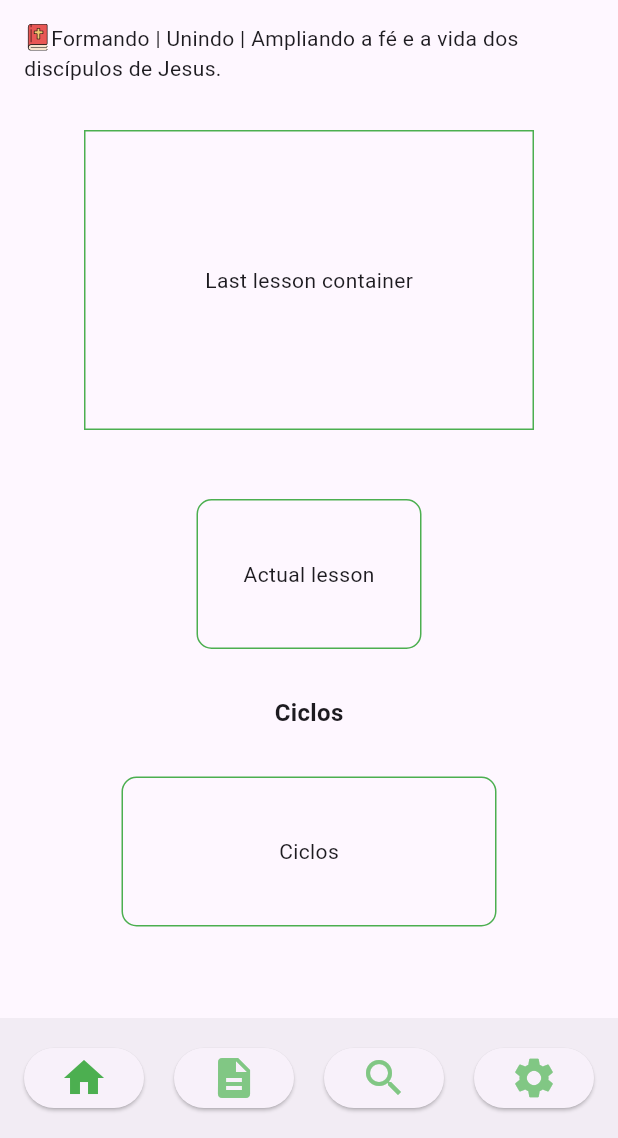
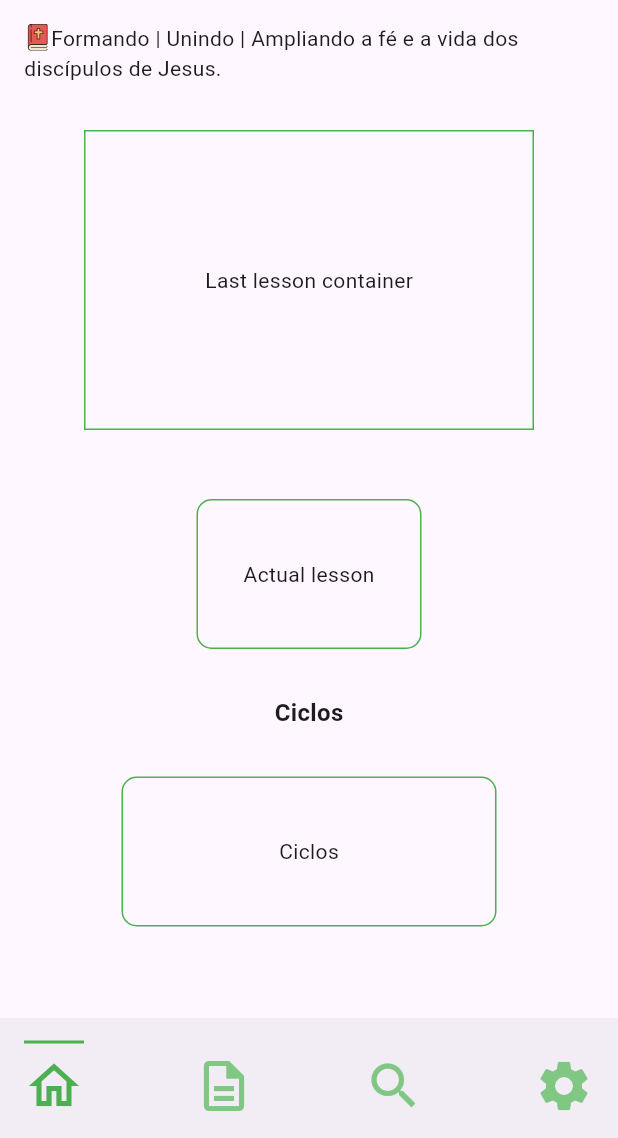
Before and after one commit to JoaoEmanuell/fundamentos-plus-mobile, a Flutter app: the screen it shows after launch, on a phone screen of 412 x 824 dp, the part 98-1236 px from its top. Run offline on Flutter 3.47's test engine with Material 3 defaults, Android fonts, the light colour scheme and no system bars; our stand-ins replace flutter_svg; missing offline and left inert: flutter_archive; accounts and stored records are empty.

Commit message:
refactor: app bar
style using gesture detector

```diff
--- a/fundamentos_plus_mobile/lib/components/ui/bottom_app_bar_component.dart
+++ b/fundamentos_plus_mobile/lib/components/ui/bottom_app_bar_component.dart
@@ -1,63 +1,41 @@
 import 'package:flutter/material.dart';
 
 Widget bottomAppBarComponent(BuildContext context, {String current = "home"}) {
-  void homePress() {
-    Navigator.of(context).pushNamed("/");
-  }
-
-  void cyclesPress() {
-    Navigator.of(context).pushNamed("/cycles");
-  }
-
-  void searchPress() {
-    Navigator.of(context).pushNamed("/search");
-  }
-
-  void settingsPress() {
-    Navigator.of(context).pushNamed("/settings");
+  GestureDetector constructButton(
+      IconData icon, String name, String routeName) {
+    final color =
+        current == name ? Colors.green.shade500 : Colors.green.shade300;
+    return GestureDetector(
+      onTap: () {
+        Navigator.of(context).pushNamed(routeName);
+      },
+      child: Container(
+          decoration: BoxDecoration(
+              border: Border(
+                  top: BorderSide(
+                      color: current == name
+                          ? Colors.green.shade500
+                          : Color.fromARGB(0, 0, 0, 0), // transparent border
+                      width: 2))),
+          child: Padding(
+            padding: const EdgeInsets.only(top: 8.0),
+            child: Icon(
+              icon,
+              color: color,
+              size: 40,
+            ),
+          )),
+    );
   }
 
   return BottomAppBar(
     child: Row(
       mainAxisAlignment: MainAxisAlignment.spaceBetween,
       children: [
-        ElevatedButton(
-          onPressed: homePress,
-          child: Icon(
-            Icons.home,
-            color: (current == "home"
-                ? Colors.green.shade500
-                : Colors.green.shade300),
-            size: 32,
-          ),
-        ),
-        ElevatedButton(
-            onPressed: cyclesPress,
-            child: Icon(
-              Icons.description,
-              color: (current == "cycles"
-                  ? Colors.green.shade500
-                  : Colors.green.shade300),
-              size: 32,
-            )),
-        ElevatedButton(
-            onPressed: searchPress,
-            child: Icon(
-              Icons.search,
-              color: (current == "search"
-                  ? Colors.green.shade500
-                  : Colors.green.shade300),
-              size: 32,
-            )),
-        ElevatedButton(
-            onPressed: settingsPress,
-            child: Icon(
-              Icons.settings,
-              color: (current == "settings"
-                  ? Colors.green.shade500
-                  : Colors.green.shade300),
-              size: 32,
-            ))
+        constructButton(Icons.home_outlined, "home", "/"),
+        constructButton(Icons.description_outlined, "cycles", "/cycles"),
+        constructButton(Icons.search, "search", "/search"),
+        constructButton(Icons.settings, "settings", "/settings"),
       ],
     ),
   );
```
